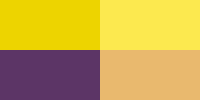
Above: Software/development/Form/home.ui from Debaq/Fullaxis before the change. Below: the same form after it.
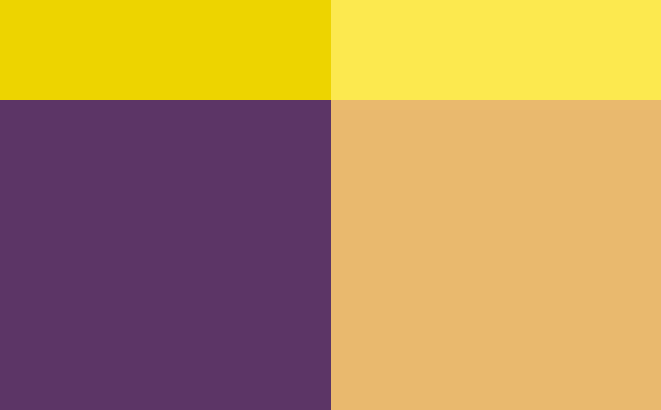
That is the form after the change.

```diff
--- a/Software/development/Form/home.ui
+++ b/Software/development/Form/home.ui
@@ -2,6 +2,14 @@
 <ui version="4.0">
  <class>HomeWidget</class>
  <widget class="QWidget" name="HomeWidget">
+  <property name="geometry">
+   <rect>
+    <x>0</x>
+    <y>0</y>
+    <width>661</width>
+    <height>410</height>
+   </rect>
+  </property>
   <property name="windowTitle">
    <string>Form</string>
   </property>
```
Left out of the diff: 2 changed lines with no effect on the pictures.
